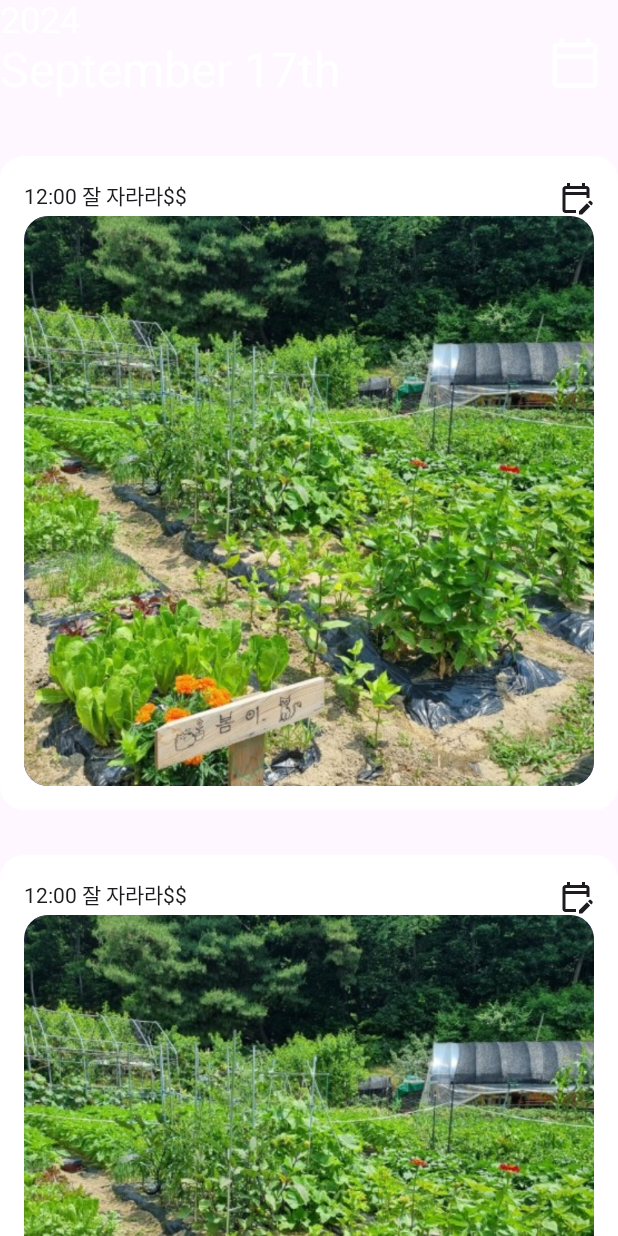
After one commit to duguseo1213/smart_farm, an Android app built with Jetpack Compose: the composable GalleryView shown on its own in the app's theme, on a phone screen of 412 x 824 dp. The commit adds this screen. Run offline under Robolectric (Android 15) with nearby library versions, the phone set to English and light mode, and no system bars; libraries missing offline, so code that uses them is left out: com.airbnb.mvrx; 5 statements that could not run were skipped.

Commit message:
feat: Gallery View 목업 구현 및 MemorialView 화면 이동 구현

```diff
--- a/wcdfarm-app/app/build.gradle.kts
+++ b/wcdfarm-app/app/build.gradle.kts
@@ -13,7 +13,7 @@ android {
 
     defaultConfig {
         applicationId = "com.wcd.farm"
-        minSdk = 24
+        minSdk = 26
         targetSdk = 34
         versionCode = 1
         versionName = "1.0"
--- a/wcdfarm-app/app/src/main/java/com/wcd/farm/presentation/view/MainLayout.kt
+++ b/wcdfarm-app/app/src/main/java/com/wcd/farm/presentation/view/MainLayout.kt
@@ -38,6 +38,7 @@ import androidx.compose.ui.text.font.FontWeight
 import androidx.compose.ui.unit.dp
 import androidx.compose.ui.unit.sp
 import com.wcd.farm.R
+import com.wcd.farm.presentation.view.memorial.MemorialScreen
 import com.wcd.farm.presentation.view.theme.buttonTransparentTheme
 
 @Composable
@@ -84,7 +85,7 @@ fun MainLayout() {
 
                 Home -> Text("Home")//HomeView(modifier = Modifier.padding(innerPadding))
                 Info -> Text("Info")//InfoView(modifier = Modifier.padding(innerPadding))
-                Record -> Text("Record")
+                Record -> MemorialScreen()//Text("Record")
                 MyPage -> Text("MyPage")//MyPageView(modifier = Modifier.padding(innerPadding))
 
             }
--- /dev/null
+++ b/wcdfarm-app/app/src/main/java/com/wcd/farm/presentation/view/memorial/GalleryView.kt
@@ -0,0 +1,210 @@
+package com.wcd.farm.presentation.view.memorial
+
+import androidx.compose.foundation.Image
+import androidx.compose.foundation.background
+import androidx.compose.foundation.layout.Arrangement
+import androidx.compose.foundation.layout.Column
+import androidx.compose.foundation.layout.PaddingValues
+import androidx.compose.foundation.layout.Row
+import androidx.compose.foundation.layout.Spacer
+import androidx.compose.foundation.layout.fillMaxHeight
+import androidx.compose.foundation.layout.fillMaxSize
+import androidx.compose.foundation.layout.fillMaxWidth
+import androidx.compose.foundation.layout.padding
+import androidx.compose.foundation.layout.size
+import androidx.compose.foundation.lazy.LazyColumn
+import androidx.compose.foundation.lazy.items
+import androidx.compose.foundation.lazy.rememberLazyListState
+import androidx.compose.foundation.shape.RoundedCornerShape
+import androidx.compose.material.icons.Icons
+import androidx.compose.material.icons.outlined.CalendarToday
+import androidx.compose.material.icons.outlined.EditCalendar
+import androidx.compose.material3.Button
+import androidx.compose.material3.DatePicker
+import androidx.compose.material3.DatePickerDefaults
+import androidx.compose.material3.DatePickerDialog
+import androidx.compose.material3.ExperimentalMaterial3Api
+import androidx.compose.material3.Icon
+import androidx.compose.material3.SnackbarHost
+import androidx.compose.material3.SnackbarHostState
+import androidx.compose.material3.Text
+import androidx.compose.material3.TextButton
+import androidx.compose.material3.rememberDatePickerState
+import androidx.compose.runtime.Composable
+import androidx.compose.runtime.derivedStateOf
+import androidx.compose.runtime.getValue
+import androidx.compose.runtime.mutableStateOf
+import androidx.compose.runtime.remember
+import androidx.compose.runtime.rememberCoroutineScope
+import androidx.compose.runtime.setValue
+import androidx.compose.ui.Alignment
+import androidx.compose.ui.Modifier
+import androidx.compose.ui.draw.clip
+import androidx.compose.ui.graphics.Color
+import androidx.compose.ui.res.painterResource
+import androidx.compose.ui.unit.dp
+import androidx.compose.ui.unit.sp
+import com.airbnb.mvrx.compose.collectAsState
+import com.airbnb.mvrx.compose.mavericksViewModel
+import com.wcd.farm.R
+import com.wcd.farm.presentation.intent.MemorialViewIntent
+import com.wcd.farm.presentation.state.MemorialViewState
+import com.wcd.farm.presentation.view.theme.buttonTransparentTheme
+import com.wcd.farm.presentation.viewmodel.MemorialViewModel
+import java.text.SimpleDateFormat
+import java.time.LocalDate
+import java.time.ZoneId
+import java.util.Date
+import java.util.Locale
+
+@Composable
+fun GalleryView() {
+    val viewModel: MemorialViewModel = mavericksViewModel()
+
+    val calendarState by viewModel.collectAsState(MemorialViewState::showDialog)
+
+    Column {
+        Row(
+            horizontalArrangement = Arrangement.SpaceBetween,
+            verticalAlignment = Alignment.Bottom,
+            modifier = Modifier.fillMaxWidth()
+        ) {
+
+            Column {
+                Text("2024", fontSize = 24.sp, color = Color.White)
+                Text("September 17th", fontSize = 32.sp, color = Color.White)
+            }
+            Button(
+                onClick = { viewModel.sendIntent(MemorialViewIntent.ShowDialog) },
+                colors = buttonTransparentTheme(),
+                contentPadding = PaddingValues(0.dp),
+                modifier = Modifier.padding(0.dp),
+                shape = RoundedCornerShape(16.dp)
+            ) {
+                Icon(
+                    Icons.Outlined.CalendarToday,
+                    contentDescription = "Calendar",
+                    modifier = Modifier
+                        .padding(0.dp)
+                        .size(36.dp),
+                    tint = Color.White
+                )
+            }
+        }
+        Spacer(modifier = Modifier.fillMaxHeight(0.05f))
+        MemoryList()
+
+        if (calendarState) {
+            CalendarModal {
+                viewModel.sendIntent(MemorialViewIntent.HideDialog)
+            }
+        }
+    }
+
+}
+
+@Composable
+fun MemoryList() {
+    val memoryList = listOf(1, 2, 3)
+    val listState = rememberLazyListState()
+
+    LazyColumn(
+        verticalArrangement = Arrangement.spacedBy(30.dp, Alignment.Top),
+        modifier = Modifier
+            .fillMaxHeight(),
+        state = listState
+    ) {
+        items(memoryList) { memory ->
+            MemoryView()
+        }
+    }
+}
+
+@Composable
+fun MemoryView() {
+    Column(
+        Modifier
+            .fillMaxSize()
+            .clip(RoundedCornerShape(16.dp))
+            .background(Color.White)
+            .padding(16.dp), horizontalAlignment = Alignment.CenterHorizontally
+    ) {
+        Row(
+            horizontalArrangement = Arrangement.SpaceBetween, modifier = Modifier
+                .fillMaxWidth()
+        ) {
+            Text("12:00 잘 자라라$$")
+            Icon(imageVector = Icons.Outlined.EditCalendar, contentDescription = "Edit")
+        }
+        Button(
+            onClick = { /*TODO*/ },
+            contentPadding = PaddingValues(0.dp),
+            shape = RoundedCornerShape(16.dp)
+        ) {
+            Image(
+                painter = painterResource(id = R.drawable.farm),
+                contentDescription = "Farm",
+                modifier = Modifier.clip(
+                    RoundedCornerShape(16.dp)
+                )
+            )
+        }
+
+    }
+}
+
+@OptIn(ExperimentalMaterial3Api::class)
+@Composable
+fun CalendarModal(onDismissRequest: () -> Unit) {
+    val snackState = remember { SnackbarHostState() }
+    val snackScope = rememberCoroutineScope()
+    SnackbarHost(hostState = snackState, Modifier)
+
+
+    var selectedDate by remember { mutableStateOf(LocalDate.now()) }
+
+    val dateFormatter = SimpleDateFormat("yyyy.MM.dd.E", Locale.getDefault())
+
+// TODO demo how to read the selected date from the state.
+
+    val datePickerState = rememberDatePickerState()
+    val confirmEnabled = remember {
+        derivedStateOf { datePickerState.selectedDateMillis != null }
+    }
+    DatePickerDialog(
+        onDismissRequest = onDismissRequest,
+        confirmButton = {
+            TextButton(onClick = { }) {
+                Text("Confirm")
+            }
+        },
+        dismissButton = {
+            TextButton(onClick = onDismissRequest) {
+                Text("Dismiss")
+            }
+        }, content = {
+            val formattedDate = dateFormatter.format(
+                Date.from(
+                    selectedDate.atStartOfDay(ZoneId.systemDefault()).toInstant()
+                )
+            )
+            //Text("Selected Date: $formattedDate")
+
+            DatePicker(
+                state = datePickerState,
+                dateFormatter = DatePickerDefaults.dateFormatter(
+                    yearSelectionSkeleton = "MM YYYY",
+                    selectedDateSkeleton = "yyyy MM dd E",
+                    selectedDateDescriptionSkeleton = "EEEE, MMMM dd"
+                ),
+                /*headline = {
+                    DatePickerDefaults.DatePickerHeadline(
+                        selectedDateMillis = selectedDate.toEpochDay() * 24 * 60 * 60 * 1000,
+                        displayMode = DisplayMode.Picker,
+                        dateFormatter
+                    )
+                }*/
+            )
+            //DatePicker(state = datePickerState)
+        })
+}
```
Also changed, not shown: wcdfarm-app/app/src/main/java/com/wcd/farm/presentation/intent/MemorialViewIntent.kt (added, +13 -0 lines), wcdfarm-app/app/src/main/java/com/wcd/farm/presentation/state/MemorialViewState.kt (added, +8 -0 lines), wcdfarm-app/app/src/main/java/com/wcd/farm/presentation/view/memorial/MemorialView.kt (added, +106 -0 lines), wcdfarm-app/app/src/main/java/com/wcd/farm/presentation/viewmodel/MemorialViewModel.kt (added, +42 -0 lines), wcdfarm-app/app/src/main/res/drawable/farm.png (added).
